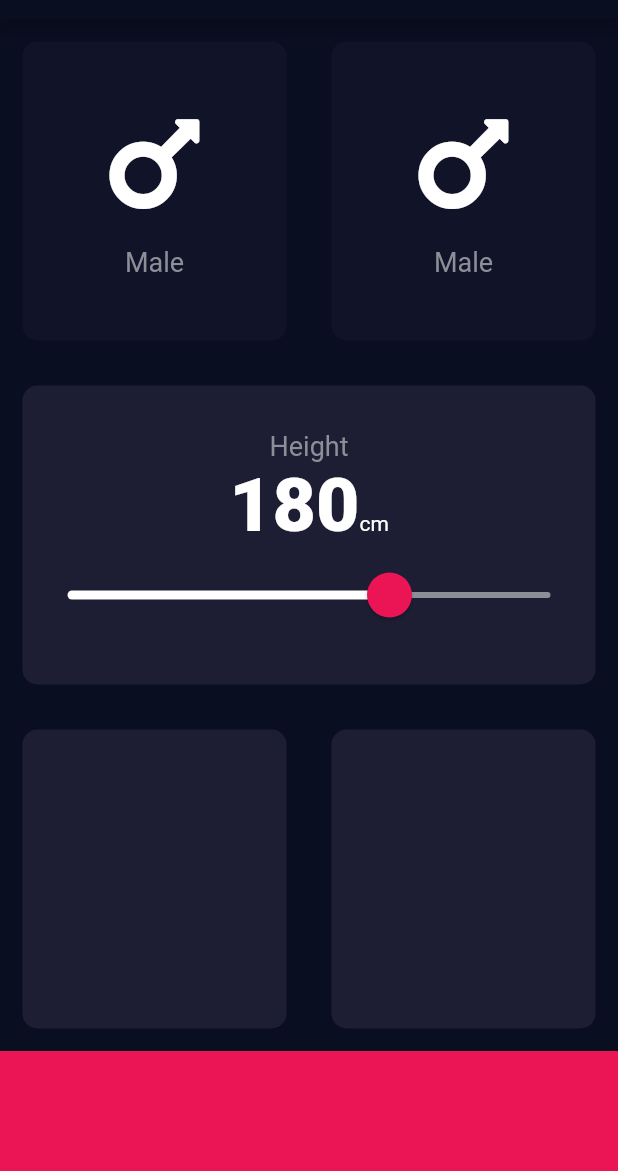
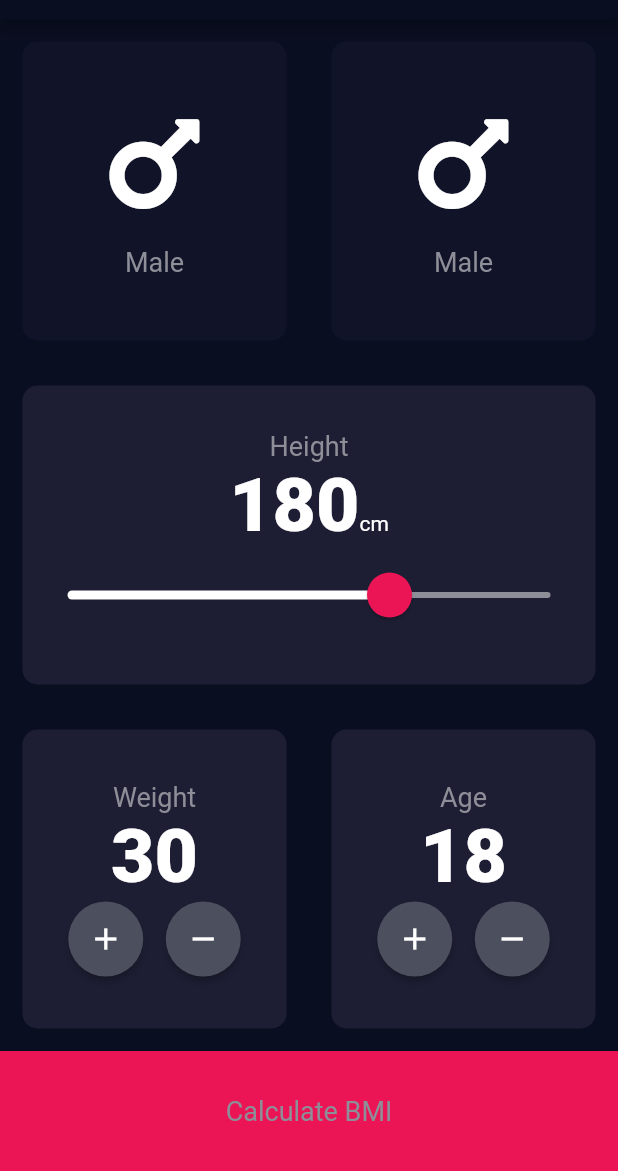
Before and after one commit to haroonkhan9426/BMI-Calculator-Flutter-, a Flutter app: the screen it shows after launch, on a phone screen of 412 x 824 dp, the part 65-1236 px from its top. Run offline on Flutter 3.47's test engine with Material 2 defaults, Android fonts, the phone set to English and light mode, and no system bars; our stand-ins replace font_awesome_flutter.

Commit message:
Input page screen design finalized

```diff
--- /dev/null
+++ b/lib/custom_widgets/round_icon_button.dart
@@ -0,0 +1,22 @@
+import 'package:flutter/material.dart';
+
+class RoundIconButton extends StatelessWidget {
+  final IconData icon;
+  final Function onPressed;
+
+  RoundIconButton({this.icon, this.onPressed});
+  @override
+  Widget build(BuildContext context) {
+    return RawMaterialButton(
+        fillColor: Color(0xFF4C4F5E),
+        shape: CircleBorder(),
+        constraints: BoxConstraints.expand(
+          width: 50.0,
+          height: 50.0,
+        ),
+        onPressed: onPressed,
+        child: Icon(icon,
+          color: Colors.white,
+        ));
+  }
+}
--- a/lib/screens/input_page.dart
+++ b/lib/screens/input_page.dart
@@ -3,10 +3,13 @@ import 'package:bmi_calculator_flutter/custom_widgets/resuable_card.dart';
 import 'package:font_awesome_flutter/font_awesome_flutter.dart';
 import 'package:bmi_calculator_flutter/custom_widgets/gender_icon_content.dart';
 import 'package:bmi_calculator_flutter/constants.dart';
+import 'package:bmi_calculator_flutter/custom_widgets/round_icon_button.dart';
 
 enum Gender { male, female, none }
 Gender selectedGender = Gender.none;
 int heightVal = 180;
+int weightVal = 30;
+int ageVal = 18;
 
 class InputPage extends StatefulWidget {
   @override
@@ -75,8 +78,10 @@ class _InputPageState extends State<InputPage> {
                 crossAxisAlignment: CrossAxisAlignment.baseline,
                 textBaseline: TextBaseline.alphabetic,
                 children: <Widget>[
-                  Text(heightVal.toString(),
-                  style: kNumberTextStyle,),
+                  Text(
+                    heightVal.toString(),
+                    style: kNumberTextStyle,
+                  ),
                   Text('cm'),
                 ],
               ),
@@ -93,7 +98,7 @@ class _InputPageState extends State<InputPage> {
                   value: heightVal.toDouble(),
                   min: 100.0,
                   max: 220.0,
-                  onChanged: (double newVal){
+                  onChanged: (double newVal) {
 //                    print(newVal);
                     setState(() {
                       heightVal = newVal.round();
@@ -109,9 +114,83 @@ class _InputPageState extends State<InputPage> {
             children: <Widget>[
               ReusableCard(
                 color: kActiveCardColor,
+                childWidget: Column(
+                  mainAxisAlignment: MainAxisAlignment.center,
+                  children: <Widget>[
+                    Text(
+                      'Weight',
+                      style: kLabelTextStyle,
+                    ),
+                    Text(
+                      weightVal.toString(),
+                      style: kNumberTextStyle,
+                    ),
+                    Row(
+                      mainAxisAlignment: MainAxisAlignment.center,
+                      children: <Widget>[
+                        RoundIconButton(
+                          icon: Icons.add,
+                          onPressed: (){
+                            setState(() {
+                              weightVal++;
+                            });
+                          }
+                        ),
+                        SizedBox(
+                          width: 15.0,
+                        ),
+                        RoundIconButton(
+                          icon: Icons.remove,
+                          onPressed: (){
+                            setState(() {
+                              weightVal--;
+                            });
+                          },
+                        ),
+                      ],
+                    ),
+                  ],
+                ),
               ),
               ReusableCard(
                 color: kActiveCardColor,
+                childWidget: Column(
+                  mainAxisAlignment: MainAxisAlignment.center,
+                  children: <Widget>[
+                    Text(
+                      'Age',
+                      style: kLabelTextStyle,
+                    ),
+                    Text(
+                      ageVal.toString(),
+                      style: kNumberTextStyle,
+                    ),
+                    Row(
+                      mainAxisAlignment: MainAxisAlignment.center,
+                      children: <Widget>[
+                        RoundIconButton(
+                            icon: Icons.add,
+                            onPressed: (){
+                              setState(() {
+                                ageVal++;
+                              });
+                            }
+                        ),
+                        SizedBox(
+                          width: 15.0,
+                        ),
+                        RoundIconButton(
+                          icon: Icons.remove,
+                          onPressed: (){
+                            setState(() {
+                              ageVal--;
+                            });
+                          },
+                        ),
+                      ],
+                    ),
+                  ],
+                ),
               ),
             ],
           ),
@@ -120,6 +199,10 @@ class _InputPageState extends State<InputPage> {
           width: double.infinity,
           height: 80.0,
           color: kBottomSheetColor,
+          child:
+          Center(child: Text('Calculate BMI',
+            style: kLabelTextStyle,
+          )),
         )
       ],
     );
```
